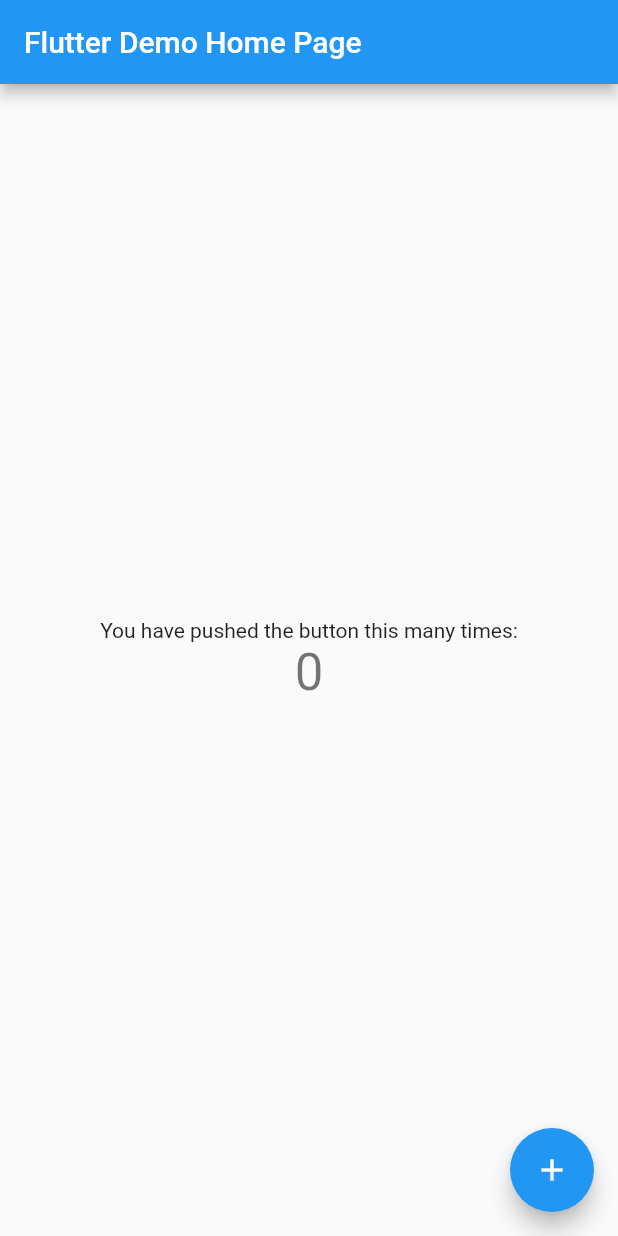
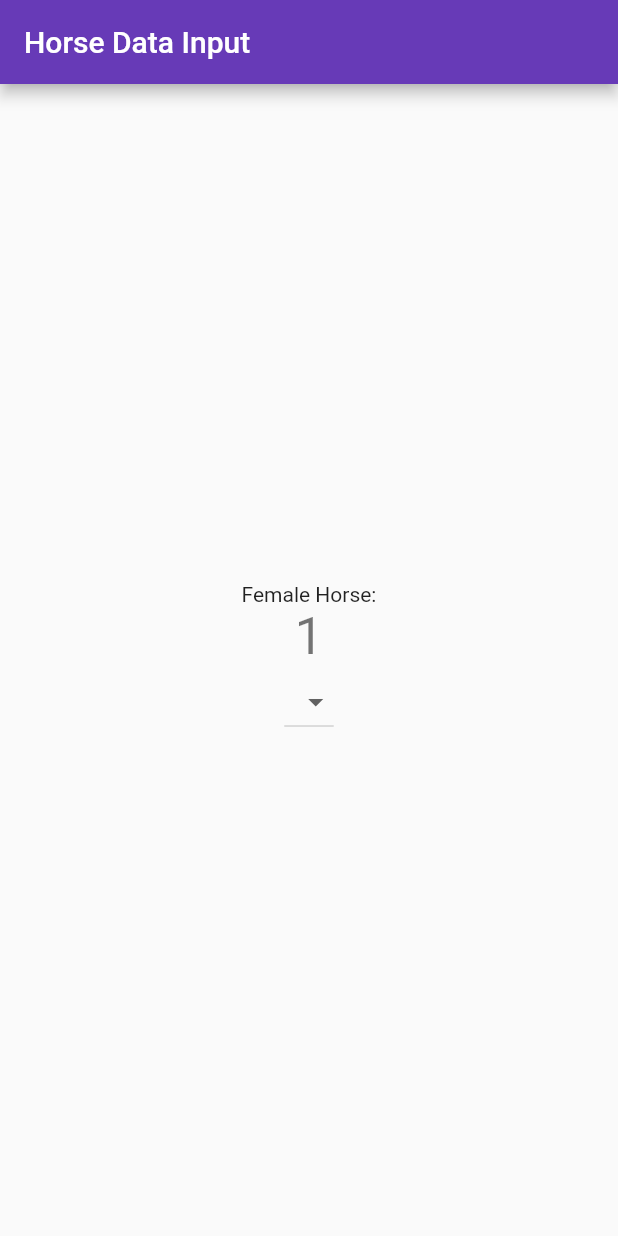
Before and after one commit to heidimitre/BlackDesertHorseCalculator, a Flutter app: the screen it shows after launch, on a phone screen of 412 x 824 dp. Run offline on Flutter 3.47's test engine with Material 2 defaults, Android fonts, the phone set to English and light mode, and no system bars.

Commit message:
Added female horse tier input

```diff
--- a/lib/main.dart
+++ b/lib/main.dart
@@ -3,39 +3,20 @@ import 'package:flutter/material.dart';
 void main() => runApp(MyApp());
 
 class MyApp extends StatelessWidget {
-  // This widget is the root of your application.
   @override
   Widget build(BuildContext context) {
     return MaterialApp(
-      title: 'Flutter Demo',
+      title: 'Black Desert Horse Calculator',
       theme: ThemeData(
-        // This is the theme of your application.
-        //
-        // Try running your application with "flutter run". You'll see the
-        // application has a blue toolbar. Then, without quitting the app, try
-        // changing the primarySwatch below to Colors.green and then invoke
-        // "hot reload" (press "r" in the console where you ran "flutter run",
-        // or simply save your changes to "hot reload" in a Flutter IDE).
-        // Notice that the counter didn't reset back to zero; the application
-        // is not restarted.
-        primarySwatch: Colors.blue,
+        primarySwatch: Colors.deepPurple,
       ),
-      home: MyHomePage(title: 'Flutter Demo Home Page'),
+      home: MyHomePage(title: 'Horse Data Input'),
     );
   }
 }
 
 class MyHomePage extends StatefulWidget {
   MyHomePage({Key key, this.title}) : super(key: key);
-
-  // This widget is the home page of your application. It is stateful, meaning
-  // that it has a State object (defined below) that contains fields that affect
-  // how it looks.
-
-  // This class is the configuration for the state. It holds the values (in this
-  // case the title) provided by the parent (in this case the App widget) and
-  // used by the build method of the State. Fields in a Widget subclass are
-  // always marked "final".
 
   final String title;
 
@@ -44,68 +25,41 @@ class MyHomePage extends StatefulWidget {
 }
 
 class _MyHomePageState extends State<MyHomePage> {
-  int _counter = 0;
-
-  void _incrementCounter() {
-    setState(() {
-      // This call to setState tells the Flutter framework that something has
-      // changed in this State, which causes it to rerun the build method below
-      // so that the display can reflect the updated values. If we changed
-      // _counter without calling setState(), then the build method would not be
-      // called again, and so nothing would appear to happen.
-      _counter++;
-    });
-  }
+  int _femaleTier = 1;
 
   @override
   Widget build(BuildContext context) {
-    // This method is rerun every time setState is called, for instance as done
-    // by the _incrementCounter method above.
-    //
-    // The Flutter framework has been optimized to make rerunning build methods
-    // fast, so that you can just rebuild anything that needs updating rather
-    // than having to individually change instances of widgets.
+    List<String> horseTiers = ['1','2','3','4','5','6','7','8'];
     return Scaffold(
       appBar: AppBar(
-        // Here we take the value from the MyHomePage object that was created by
-        // the App.build method, and use it to set our appbar title.
         title: Text(widget.title),
       ),
       body: Center(
-        // Center is a layout widget. It takes a single child and positions it
-        // in the middle of the parent.
         child: Column(
-          // Column is also layout widget. It takes a list of children and
-          // arranges them vertically. By default, it sizes itself to fit its
-          // children horizontally, and tries to be as tall as its parent.
-          //
-          // Invoke "debug painting" (press "p" in the console, choose the
-          // "Toggle Debug Paint" action from the Flutter Inspector in Android
-          // Studio, or the "Toggle Debug Paint" command in Visual Studio Code)
-          // to see the wireframe for each widget.
-          //
-          // Column has various properties to control how it sizes itself and
-          // how it positions its children. Here we use mainAxisAlignment to
-          // center the children vertically; the main axis here is the vertical
-          // axis because Columns are vertical (the cross axis would be
-          // horizontal).
           mainAxisAlignment: MainAxisAlignment.center,
           children: <Widget>[
             Text(
-              'You have pushed the button this many times:',
+              'Female Horse:',
             ),
             Text(
-              '$_counter',
+              '$_femaleTier',
               style: Theme.of(context).textTheme.display1,
+            ),
+            DropdownButton<String> (
+              items: horseTiers.map((String value) {
+                return new DropdownMenuItem<String>(
+                  value: value,
+                  child: new Text(value),);
+              }).toList(),
+              onChanged: (String selectedValue) {
+                setState(() {
+                  _femaleTier = int.parse(selectedValue);
+                });
+              },
             ),
           ],
         ),
       ),
-      floatingActionButton: FloatingActionButton(
-        onPressed: _incrementCounter,
-        tooltip: 'Increment',
-        child: Icon(Icons.add),
-      ), // This trailing comma makes auto-formatting nicer for build methods.
     );
   }
 }
```
